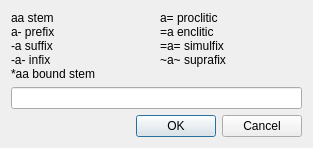
Qt form createanalysisdialog.ui (adamb924/Gloss) before a commit.
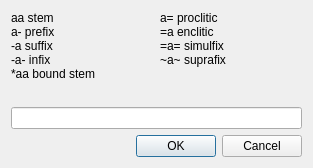
The same form after that commit. Custom widgets are drawn as their Qt base class.

```diff
--- a/createanalysisdialog.ui
+++ b/createanalysisdialog.ui
@@ -7,7 +7,7 @@
     <x>0</x>
     <y>0</y>
     <width>313</width>
-    <height>140</height>
+    <height>168</height>
    </rect>
   </property>
   <property name="windowTitle">
```
Left out of the diff: 2 changed lines with no effect on the pictures.
